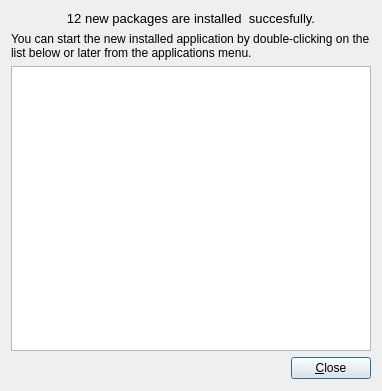
Above: kde4/package-manager/manager/ui/summarydialog.ui from pars-linux/uludag before the change. Below: the same form after it.
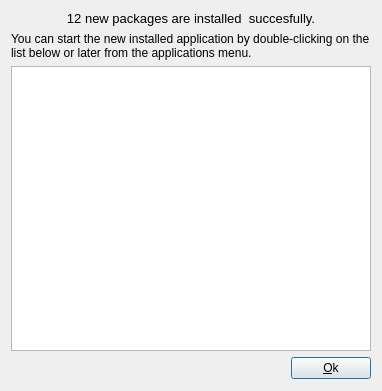
That is the form after the change.

Commit message: - Convert summarydialog button to ok. - update translations

What changed in the file:
```diff
--- a/kde4/package-manager/manager/ui/summarydialog.ui
+++ b/kde4/package-manager/manager/ui/summarydialog.ui
@@ -81,7 +81,7 @@
    <item row="3" column="1" >
     <widget class="QPushButton" name="closeButton" >
      <property name="text" >
-      <string>&amp;Close</string>
+      <string>&amp;Ok</string>
      </property>
     </widget>
    </item>
```
The commit also changes 3 other files.
